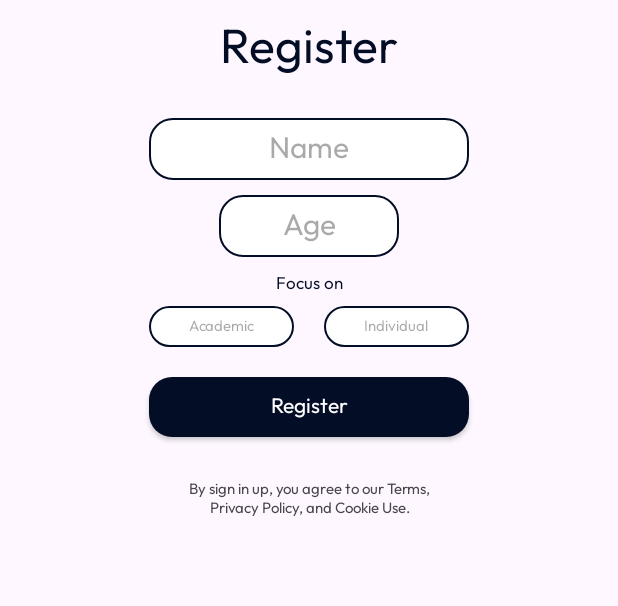
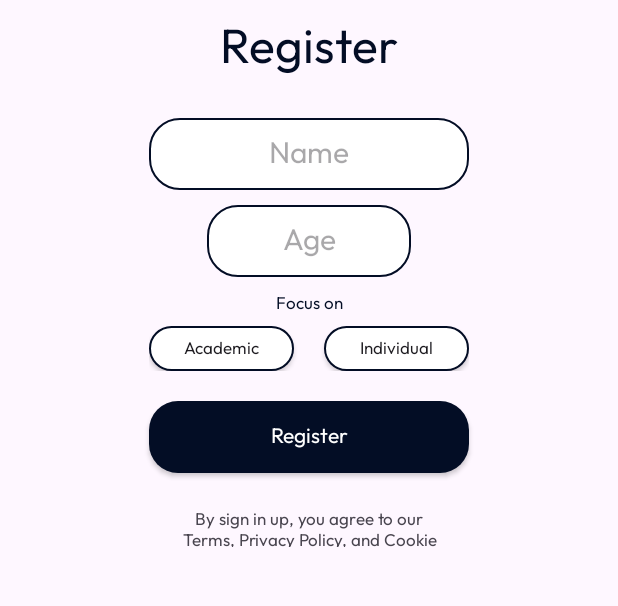
Before and after one commit to ForLess01/FasktApp, an Android app: the screen it shows after launch (Register_OFF_Activity), on a phone screen of 412 x 824 dp, the part 551-1157 px from its top. Run offline under Robolectric (Android 15) with nearby library versions, the phone set to English and light mode, and no system bars.

Commit message:
readjusting dimensions in Register_OFF_Activity

```diff
--- a/app/src/main/java/com/alfontetarqui/fasktapp/Register_OFF_Activity.kt
+++ b/app/src/main/java/com/alfontetarqui/fasktapp/Register_OFF_Activity.kt
@@ -13,7 +13,7 @@ class Register_OFF_Activity : AppCompatActivity() {
         binding = ActivityRegisterOffBinding.inflate(layoutInflater)
         setContentView(binding.root)
 
-        binding.btnregisterOFF.setOnClickListener { WelcomeBtnRegister() }
+        binding.btnregisterOFFLINE.setOnClickListener { WelcomeBtnRegister() }
     }
 
     private fun WelcomeBtnRegister(){
--- a/app/src/main/res/drawable/btnrectanglebluedark.xml
+++ b/app/src/main/res/drawable/btnrectanglebluedark.xml
@@ -1,6 +1,6 @@
 <?xml version="1.0" encoding="utf-8"?>
 <shape xmlns:android="http://schemas.android.com/apk/res/android">
     <solid android:color="@color/blueDark"/>
-    <corners android:radius="15dp"/>
+    <corners android:radius="19dp"/>
     <padding android:left="5dp" android:top="5dp" android:right="5dp" android:bottom="5dp"/>
 </shape>
--- a/app/src/main/res/drawable/rounded_rectangle_fillwhiteapp.xml
+++ b/app/src/main/res/drawable/rounded_rectangle_fillwhiteapp.xml
@@ -2,6 +2,6 @@
 <shape xmlns:android="http://schemas.android.com/apk/res/android">
     <solid android:color="@color/white"/>
     <stroke android:width="1dp" android:color="@color/blueDark"/>
-    <corners android:radius="15dp"/>
+    <corners android:radius="20dp"/>
     <padding android:left="5dp" android:top="5dp" android:right="5dp" android:bottom="5dp"/>
 </shape>
--- a/app/src/main/res/layout/activity_register_off.xml
+++ b/app/src/main/res/layout/activity_register_off.xml
@@ -64,10 +64,12 @@
         app:layout_constraintTop_toBottomOf="@id/logoOnlyThat"
         />
     <EditText
+        android:inputType="textPersonName"
         android:id="@+id/UserRegisterNameBoxTxt"
         android:layout_width="213dp"
-        android:layout_height="41dp"
+        android:layout_height="48dp"
         android:hint="@string/NameUser"
+        android:autofillHints="Rendo"
         android:textAlignment="center"
         android:fontFamily="@font/outfit_regular"
         android:textSize="20sp"
@@ -79,12 +81,14 @@
         />
 
     <EditText
+        android:inputType="number"
         android:id="@+id/UserRegisterAgeBoxTxt"
-        android:layout_width="120dp"
-        android:layout_height="41dp"
+        android:layout_width="136dp"
+        android:layout_height="48dp"
         android:background="@drawable/rounded_rectangle_fillwhiteapp"
         android:fontFamily="@font/outfit_regular"
         android:hint="@string/AgeUser"
+        android:autofillHints="20"
         android:textAlignment="center"
         android:textSize="20sp"
         app:layout_constraintEnd_toEndOf="parent"
@@ -110,12 +114,13 @@
     <LinearLayout
         android:id="@+id/AcademicIndividualContentBox"
         android:layout_width="213dp"
-        android:layout_height="27dp"
+        android:layout_height="30dp"
         android:layout_marginTop="7dp"
         app:layout_constraintEnd_toEndOf="parent"
         app:layout_constraintStart_toStartOf="parent"
         app:layout_constraintTop_toBottomOf="@+id/TxtFocusOn">
-        <EditText
+        <androidx.appcompat.widget.AppCompatButton
+            android:autofillHints="Student"
             android:id="@+id/UserRegisterTypeBoxTxt"
             android:layout_width="213dp"
             android:layout_height="match_parent"
@@ -123,11 +128,12 @@
             android:layout_marginEnd="10dp"
             android:background="@drawable/rounded_rectangle_fillwhiteapp"
             android:fontFamily="@font/outfit_regular"
-            android:hint="@string/AcademicGroup"
+            android:text="@string/Academic"
+            android:textAllCaps="false"
             android:textAlignment="center"
-            android:textSize="10sp"
+            android:textSize="11sp"
             />
-        <EditText
+        <androidx.appcompat.widget.AppCompatButton
             android:id="@+id/UserRegisterIndividualBoxTxt"
             android:layout_width="213dp"
             android:layout_height="match_parent"
@@ -135,15 +141,16 @@
             android:layout_marginStart="10dp"
             android:background="@drawable/rounded_rectangle_fillwhiteapp"
             android:fontFamily="@font/outfit_regular"
-            android:hint="@string/Individual"
+            android:text="@string/Individual"
+            android:textAllCaps="false"
             android:textAlignment="center"
-            android:textSize="10sp"
+            android:textSize="11sp"
             />
     </LinearLayout>
     <androidx.appcompat.widget.AppCompatButton
-        android:id="@+id/btnregisterOFF"
+        android:id="@+id/btnregisterOFFLINE"
         android:layout_width="213dp"
-        android:layout_height="40dp"
+        android:layout_height="48dp"
         android:layout_marginTop="20dp"
         android:fontFamily="@font/outfit_regular"
         app:layout_constraintTop_toBottomOf="@id/AcademicIndividualContentBox"
@@ -158,12 +165,12 @@
     <TextView
         android:layout_width="175dp"
         android:layout_height="26dp"
-        app:layout_constraintTop_toBottomOf="@id/btnregisterOFF"
+        app:layout_constraintTop_toBottomOf="@id/btnregisterOFFLINE"
         app:layout_constraintEnd_toEndOf="parent"
         app:layout_constraintStart_toStartOf="parent"
         app:layout_constraintBottom_toBottomOf="parent"
         android:text="@string/TermsPhrase"
-        android:textSize="10sp"
+        android:textSize="11sp"
         android:textAlignment="center"
         android:fontFamily="@font/outfit_regular"
         app:layout_constraintVertical_bias="0.2"
--- a/app/src/main/res/values/strings.xml
+++ b/app/src/main/res/values/strings.xml
@@ -13,6 +13,7 @@
     <string name="FitGroup">"Fit"</string>
     <string name="EatGroup">"Eat"</string>
     <string name="Individual">"Individual"</string>
+    <string name="Academic">"Academic"</string>
     <string name="signInUp">"Sign in up"</string>
     <string name="terms">"Terms"</string>
     <string name="PrivacyPolicy">"Privacy Policy"</string>
```
